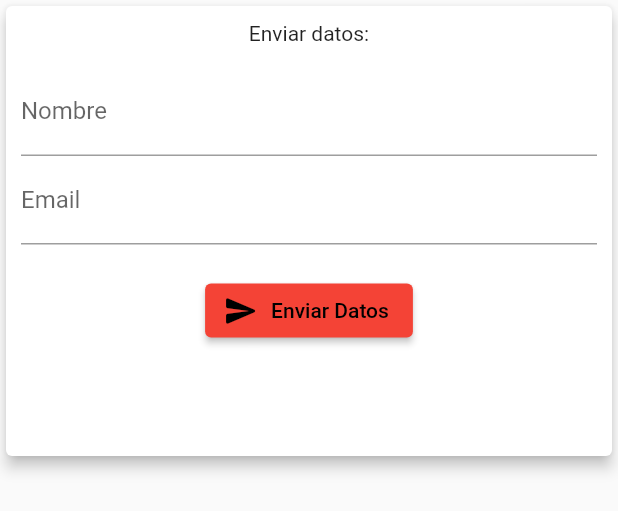
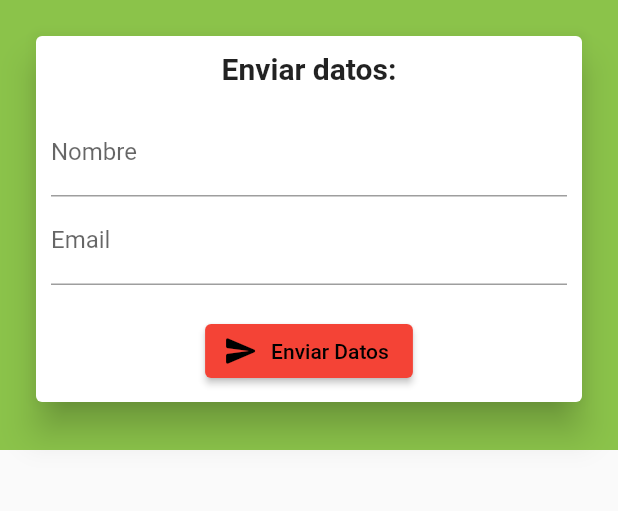
Before and after one commit to CesarSP99/odometro-flutter, a Flutter app: the SendDialog widget shown alone on an empty page, opened directly, on a phone screen of 412 x 824 dp. Shown: the top 511 px of the screen. Run offline on Flutter 3.47's test engine with Material 2 defaults, Android fonts, the phone set to English and light mode, and no system bars; our stand-ins replace pedometer.

Commit message:
Cambio a tarjeta en el modal

```diff
--- a/lib/widgets/send_dialog.dart
+++ b/lib/widgets/send_dialog.dart
@@ -14,52 +14,59 @@ class SendDialog extends StatefulWidget {
 }
 
 class _SendDialogState extends State<SendDialog> {
-  TextEditingController nameController = TextEditingController();
-  TextEditingController emailController = TextEditingController();
-  Uri _url =
+  TextEditingController _nameController = TextEditingController();
+  TextEditingController _emailController = TextEditingController();
+  final Uri _url =
       Uri.parse('https://apiproductorodometrocesar.azurewebsites.net/api/Data');
 
   Future<String> _sendData() async {
     Data data = Data(
-      email: emailController.text,
-      name: nameController.text,
+      email: _emailController.text,
+      name: _nameController.text,
       dateAndTime: DateTime.now(),
       steps: widget.steps,
     );
-    final response = await http.post(
+    var response = await http.post(
       _url,
       headers: {
         HttpHeaders.contentTypeHeader: "application/json",
       },
       body: dataToJson(data),
     );
-    print(dataToJson(data));
-    print(response.body);
     return response.body;
   }
 
   @override
   Widget build(BuildContext context) {
-    return Card(
-      elevation: 4,
+    return Container(
+      color: Colors.lightGreen,
+      padding: EdgeInsets.all(20),
+      height: 300,
       child: SingleChildScrollView(
-        child: Container(
-          height: 300,
-          padding: EdgeInsets.all(10),
+        child: Card(
+          elevation: 10,
+          child: Padding(
+            padding: const EdgeInsets.all(10.0),
             child: Column(
               children: [
-              Text("Enviar datos:"),
+                Text(
+                  "Enviar datos:",
+                  style: TextStyle(
+                    fontWeight: FontWeight.bold,
+                    fontSize: 20,
+                  ),
+                ),
                 SizedBox(
                   height: 15,
                 ),
                 TextField(
-                controller: nameController,
+                  controller: _nameController,
                   decoration: InputDecoration(
                     labelText: "Nombre",
                   ),
                 ),
                 TextField(
-                controller: emailController,
+                  controller: _emailController,
                   decoration: InputDecoration(
                     labelText: "Email",
                   ),
@@ -84,6 +91,7 @@ class _SendDialogState extends State<SendDialog> {
             ),
           ),
         ),
+      ),
     );
   }
 }
```
Also changed, not shown: lib/main.dart (+7 -5 lines). Lines whose indentation alone changed are shown as unchanged.
